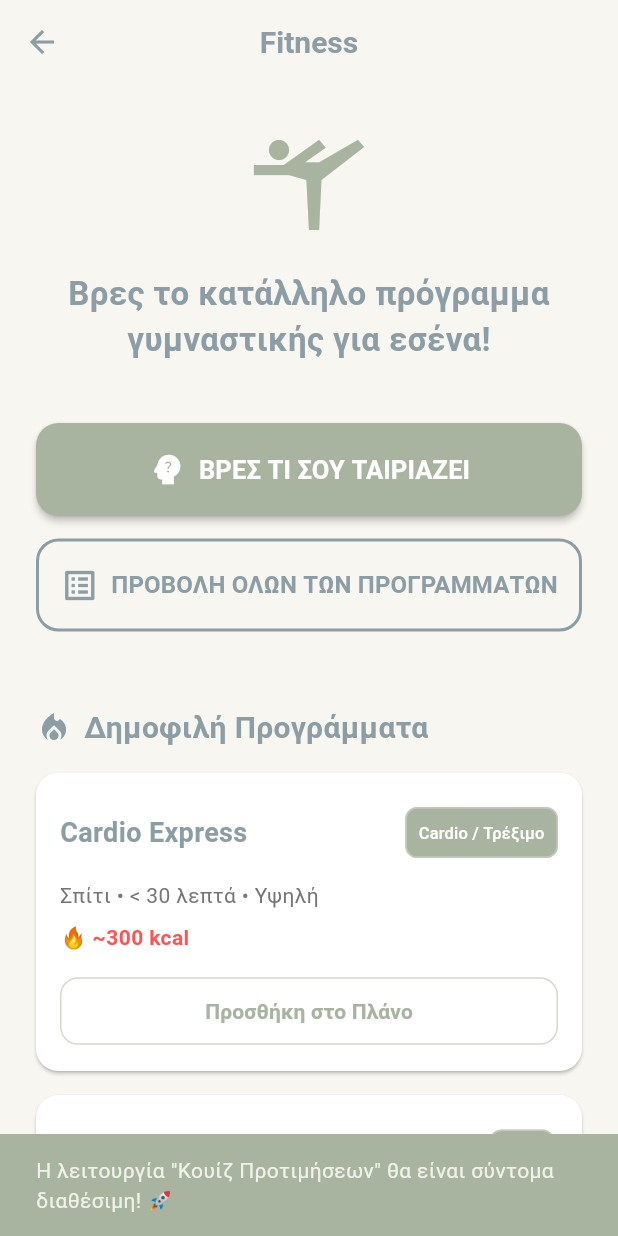
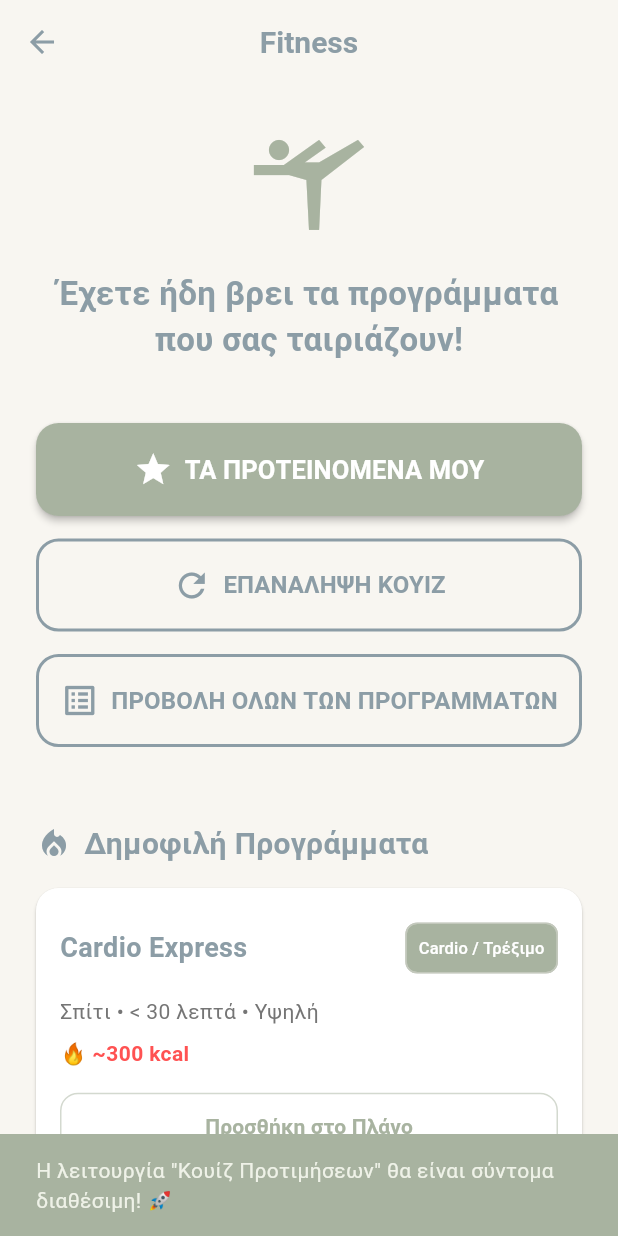
Before and after one commit to avramargeti/NutriFit, a Flutter app: the FitnessScreen screen opened directly, after a tap on "ΒΡΕΣ ΤΙ ΣΟΥ ΤΑΙΡΙΑΖΕΙ", on a phone screen of 412 x 824 dp. Run offline on Flutter 3.47's test engine with Material 3 defaults, Android fonts, the phone set to English and light mode, and no system bars.

Commit message:
Προσθηκη βασικων λειτουργιων στο fitness screen και της οθονης add edit fitness programs

```diff
--- a/lib/fitness_screen.dart
+++ b/lib/fitness_screen.dart
@@ -11,12 +11,45 @@ class _FitnessScreenState extends State<FitnessScreen> {
   final Color sageGreen = const Color(0xFFA8B3A0);
   final Color slateGrey = const Color(0xFF8C9DA6);
 
+  // Προσθήκη τοπικού state για προσομοίωση της ολοκλήρωσης του κουίζ
+  bool hasCompletedQuiz = false;
+
   void _showComingSoon(String featureName) {
     ScaffoldMessenger.of(context).showSnackBar(
       SnackBar(
         content: Text('Η λειτουργία "$featureName" θα είναι σύντομα διαθέσιμη! 🚀'),
         backgroundColor: sageGreen,
         duration: const Duration(seconds: 2),
+      ),
+    );
+  }
+
+  // Προσθήκη του Pop-up από το άλλο αρχείο (προσαρμοσμένο χωρίς Navigator.push)
+  void _retakeQuizWithWarning() {
+    showDialog(
+      context: context,
+      builder: (context) => AlertDialog(
+        title: const Text('Επανάληψη Κουίζ'),
+        content: const Text(
+            'Έχετε ήδη συμπληρώσει το κουίζ.\n\nΕίστε σίγουροι ότι θέλετε να το επαναλάβετε; Αν το κάνετε, τα προτεινόμενα προγράμματα γυμναστικής σας θα αλλάξουν βάσει των νέων απαντήσεων.'),
+        actions: [
+          TextButton(
+            onPressed: () => Navigator.pop(context),
+            child: const Text('ΑΚΥΡΩΣΗ', style: TextStyle(fontWeight: FontWeight.bold)),
+          ),
+          TextButton(
+            onPressed: () {
+              Navigator.pop(context); // Κλείσιμο του Dialog
+              _showComingSoon('Οθόνη Κουίζ'); // Προσομοίωση μετάβασης
+
+              // Προαιρετικά: Επαναφορά του state για δοκιμή του UI
+              setState(() {
+                hasCompletedQuiz = false;
+              });
+            },
+            child: const Text('ΣΥΝΕΧΕΙΑ', style: TextStyle(color: Colors.red, fontWeight: FontWeight.bold)),
+          ),
+        ],
       ),
     );
   }
@@ -35,8 +68,12 @@ class _FitnessScreenState extends State<FitnessScreen> {
           children: [
             Icon(Icons.sports_gymnastics, size: 80, color: sageGreen),
             const SizedBox(height: 20),
+
+            // Δυναμικό κείμενο βάσει του state
             Text(
-              'Βρες το κατάλληλο πρόγραμμα γυμναστικής για εσένα!',
+              hasCompletedQuiz
+                  ? 'Έχετε ήδη βρει τα προγράμματα που σας ταιριάζουν!'
+                  : 'Βρες το κατάλληλο πρόγραμμα γυμναστικής για εσένα!',
               textAlign: TextAlign.center,
               style: TextStyle(
                 fontSize: 22,
@@ -46,7 +83,43 @@ class _FitnessScreenState extends State<FitnessScreen> {
             ),
             const SizedBox(height: 40),
 
-            // Mockup of the Quiz Button
+            // Δυναμική εμφάνιση κουμπιών
+            if (hasCompletedQuiz) ...[
+              ElevatedButton.icon(
+                style: ElevatedButton.styleFrom(
+                  backgroundColor: sageGreen,
+                  foregroundColor: Colors.white,
+                  padding: const EdgeInsets.symmetric(vertical: 18),
+                  elevation: 2,
+                  shape: RoundedRectangleBorder(
+                    borderRadius: BorderRadius.circular(15),
+                  ),
+                ),
+                icon: const Icon(Icons.star, size: 26),
+                label: const Text(
+                  'ΤΑ ΠΡΟΤΕΙΝΟΜΕΝΑ ΜΟΥ',
+                  style: TextStyle(fontSize: 17, fontWeight: FontWeight.bold),
+                ),
+                onPressed: () => _showComingSoon('Προτεινόμενα Προγράμματα'),
+              ),
+              const SizedBox(height: 15),
+              OutlinedButton.icon(
+                style: OutlinedButton.styleFrom(
+                  foregroundColor: slateGrey,
+                  side: BorderSide(color: slateGrey, width: 2),
+                  padding: const EdgeInsets.symmetric(vertical: 18),
+                  shape: RoundedRectangleBorder(
+                    borderRadius: BorderRadius.circular(15),
+                  ),
+                ),
+                icon: const Icon(Icons.refresh, size: 26),
+                label: const Text(
+                  'ΕΠΑΝΑΛΗΨΗ ΚΟΥΙΖ',
+                  style: TextStyle(fontSize: 16, fontWeight: FontWeight.bold),
+                ),
+                onPressed: _retakeQuizWithWarning, // Κλήση του Pop-up
+              ),
+            ] else ...[
               ElevatedButton.icon(
                 style: ElevatedButton.styleFrom(
                   backgroundColor: sageGreen,
@@ -62,11 +135,18 @@ class _FitnessScreenState extends State<FitnessScreen> {
                   'ΒΡΕΣ ΤΙ ΣΟΥ ΤΑΙΡΙΑΖΕΙ',
                   style: TextStyle(fontSize: 17, fontWeight: FontWeight.bold),
                 ),
-              onPressed: () => _showComingSoon('Κουίζ Προτιμήσεων'),
+                onPressed: () {
+                  // Αλλάζουμε το state για να δεις πώς λειτουργεί το UI
+                  setState(() {
+                    hasCompletedQuiz = true;
+                  });
+                  _showComingSoon('Κουίζ Προτιμήσεων');
+                },
               ),
+            ],
+
             const SizedBox(height: 15),
 
-            // Mockup of the View All Button
             OutlinedButton.icon(
               style: OutlinedButton.styleFrom(
                 foregroundColor: slateGrey,
@@ -86,7 +166,6 @@ class _FitnessScreenState extends State<FitnessScreen> {
 
             const SizedBox(height: 50),
 
-            // Static dummy list to populate the UI
             Row(
               children: [
                 Icon(Icons.local_fire_department, color: slateGrey),
@@ -107,20 +186,17 @@ class _FitnessScreenState extends State<FitnessScreen> {
                 title: 'Cardio Express',
                 category: 'Cardio / Τρέξιμο',
                 details: 'Σπίτι • < 30 λεπτά • Υψηλή',
-              calories: '🔥 ~300 kcal'
-            ),
+                calories: '🔥 ~300 kcal'),
             _buildDummyProgramCard(
                 title: 'Yoga Basics',
                 category: 'Yoga',
                 details: 'Σπίτι • 30-45 λεπτά • Χαμηλή',
-              calories: '🔥 ~150 kcal'
-            ),
+                calories: '🔥 ~150 kcal'),
             _buildDummyProgramCard(
                 title: 'Full Body Ενδυνάμωση',
                 category: 'Βάρη / Ενδυνάμωση',
                 details: 'Γυμναστήριο • > 45 λεπτά • Μέτρια',
-              calories: '🔥 ~400 kcal'
-            ),
+                calories: '🔥 ~400 kcal'),
           ],
         ),
       ),
@@ -131,7 +207,7 @@ class _FitnessScreenState extends State<FitnessScreen> {
     required String title,
     required String category,
     required String details,
-    required String calories
+    required String calories,
   }) {
     return Card(
       margin: const EdgeInsets.only(bottom: 16),
@@ -151,8 +227,7 @@ class _FitnessScreenState extends State<FitnessScreen> {
                     style: TextStyle(
                         fontSize: 18,
                         fontWeight: FontWeight.bold,
-                      color: slateGrey
-                    ),
+                        color: slateGrey),
                   ),
                 ),
                 Chip(
@@ -168,7 +243,9 @@ class _FitnessScreenState extends State<FitnessScreen> {
             const SizedBox(height: 8),
             Text(details, style: TextStyle(color: Colors.grey.shade600)),
             const SizedBox(height: 8),
-            Text(calories, style: const TextStyle(fontWeight: FontWeight.bold, color: Colors.redAccent)),
+            Text(calories,
+                style: const TextStyle(
+                    fontWeight: FontWeight.bold, color: Colors.redAccent)),
             const SizedBox(height: 15),
             SizedBox(
               width: double.infinity,
@@ -178,12 +255,14 @@ class _FitnessScreenState extends State<FitnessScreen> {
                   foregroundColor: sageGreen,
                   padding: const EdgeInsets.symmetric(vertical: 12),
                   side: BorderSide(color: sageGreen.withOpacity(0.5)),
-                  shape: RoundedRectangleBorder(borderRadius: BorderRadius.circular(12)),
+                  shape: RoundedRectangleBorder(
+                      borderRadius: BorderRadius.circular(12)),
                   elevation: 0,
                   minimumSize: const Size(double.infinity, 45),
                 ),
                 onPressed: () => _showComingSoon('Προσθήκη στο Πλάνο'),
-                child: const Text('Προσθήκη στο Πλάνο', style: TextStyle(fontWeight: FontWeight.bold)),
+                child: const Text('Προσθήκη στο Πλάνο',
+                    style: TextStyle(fontWeight: FontWeight.bold)),
               ),
             ),
           ],
```
Also changed, not shown: lib/edit_add_fitness_programs_screen.dart (added, +169 -0 lines). Lines whose indentation alone changed are shown as unchanged.
